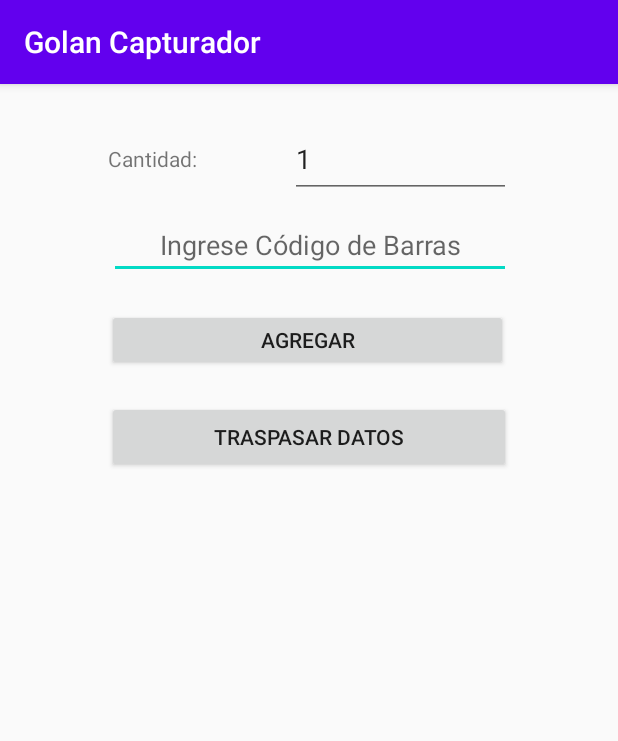
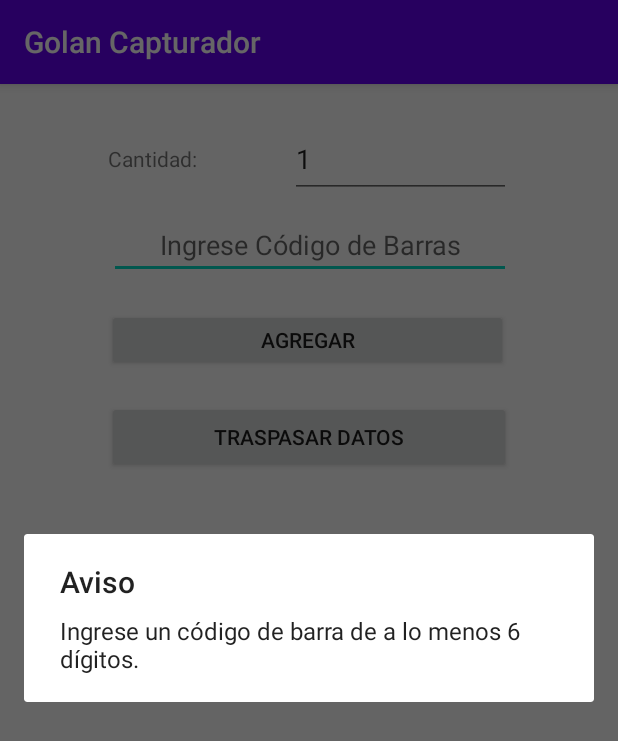
Before and after one commit to kerberos-XP/GolanDroid, an Android app: the screen it shows after launch (MainActivity), after a tap on "AGREGAR", on a phone screen of 412 x 824 dp. Shown: the top 741 px of the screen. Run offline under Robolectric (Android 15) with nearby library versions, the phone set to English and light mode, and no system bars.

```diff
--- a/GolanCapturator/app/src/main/java/cl/golan/golancapturador/MainActivity.kt
+++ b/GolanCapturator/app/src/main/java/cl/golan/golancapturador/MainActivity.kt
@@ -3,6 +3,7 @@ package cl.golan.golancapturador
 import android.app.AlertDialog
 import android.os.Bundle
 import android.view.Gravity
+import android.widget.ArrayAdapter
 import android.widget.Toast
 import androidx.appcompat.app.AppCompatActivity
 import kotlinx.android.synthetic.main.activity_main.*
@@ -22,15 +23,40 @@ class MainActivity : AppCompatActivity() {
          */
         btnAgregar.setOnClickListener {
 
+            // Validar ingreso de cantidad
+            if (txtCantidad.text.toString().isEmpty() || txtCantidad.text.toString().equals("0")) {
+                var alerta = AlertDialog.Builder(this)
+                alerta.setCancelable(true)
+                alerta.setTitle("Aviso")
+                alerta.setMessage("Ingrese una cantidad mayor que 0 y menor que 1000000.")
+                alerta.show()
+                return@setOnClickListener
+            }
+
+            // Validar ingreso de código de barra
+            if (txtCodigoBarra.text.isEmpty() || txtCodigoBarra.text.toString().length < 6) {
+                var alerta = AlertDialog.Builder(this)
+                alerta.setCancelable(true)
+                alerta.setTitle("Aviso")
+                alerta.setMessage("Ingrese un código de barra de a lo menos 6 dígitos.")
+                alerta.show()
+                return@setOnClickListener
+            }
+
             var codigoBarra = txtCodigoBarra.text.toString()
             datos.add(codigoBarra)
 
+            val adaptador = ArrayAdapter<String>(this, android.R.layout.simple_list_item_1, datos)
+            lista.adapter = adaptador
 
             txtCodigoBarra.setText("")
             txtCodigoBarra.requestFocus()
 
-            Toast.makeText(this, "Se agregó: " + codigoBarra + " x 1",
-                Toast.LENGTH_SHORT).show()
+            Toast.makeText(
+                this,
+                "Se agregó: " + codigoBarra + " x " + txtCantidad.text.toString(),
+                Toast.LENGTH_SHORT
+            ).show()
         }
 
         /**
@@ -40,6 +66,7 @@ class MainActivity : AppCompatActivity() {
             // Crear hilo que contenga la lógica, así  no se pega la app
 
             txtCodigoBarra.setText("")
+            txtCantidad.setText("1")
             txtCodigoBarra.requestFocus()
 
             var alerta = AlertDialog.Builder(this)
```
